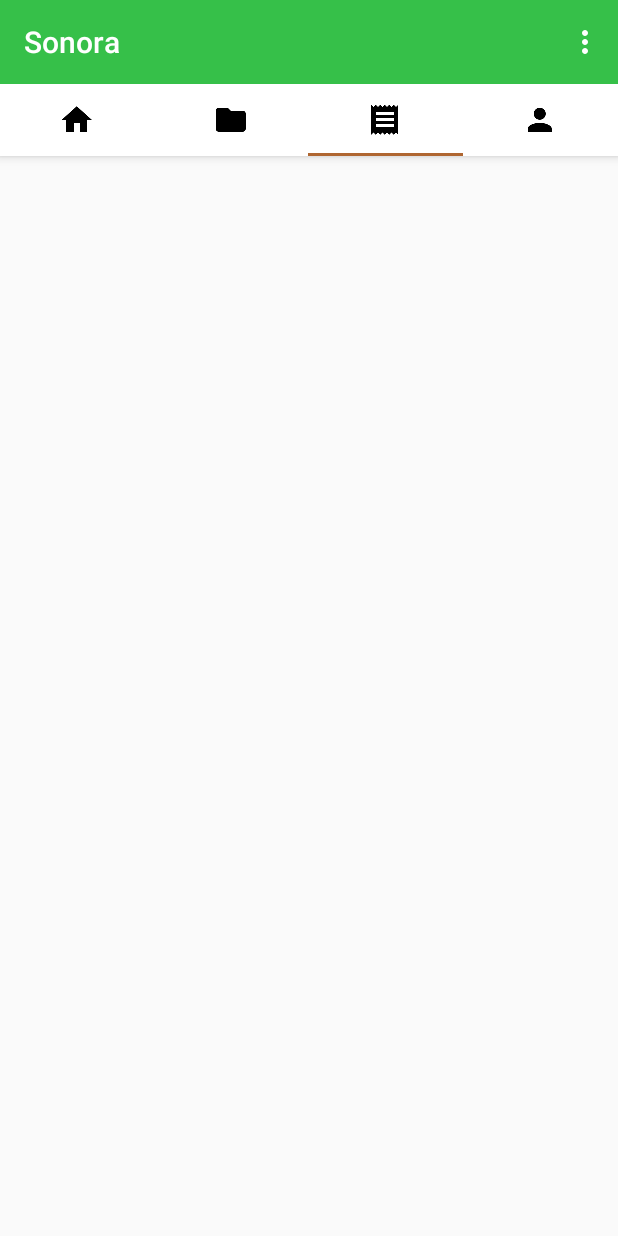
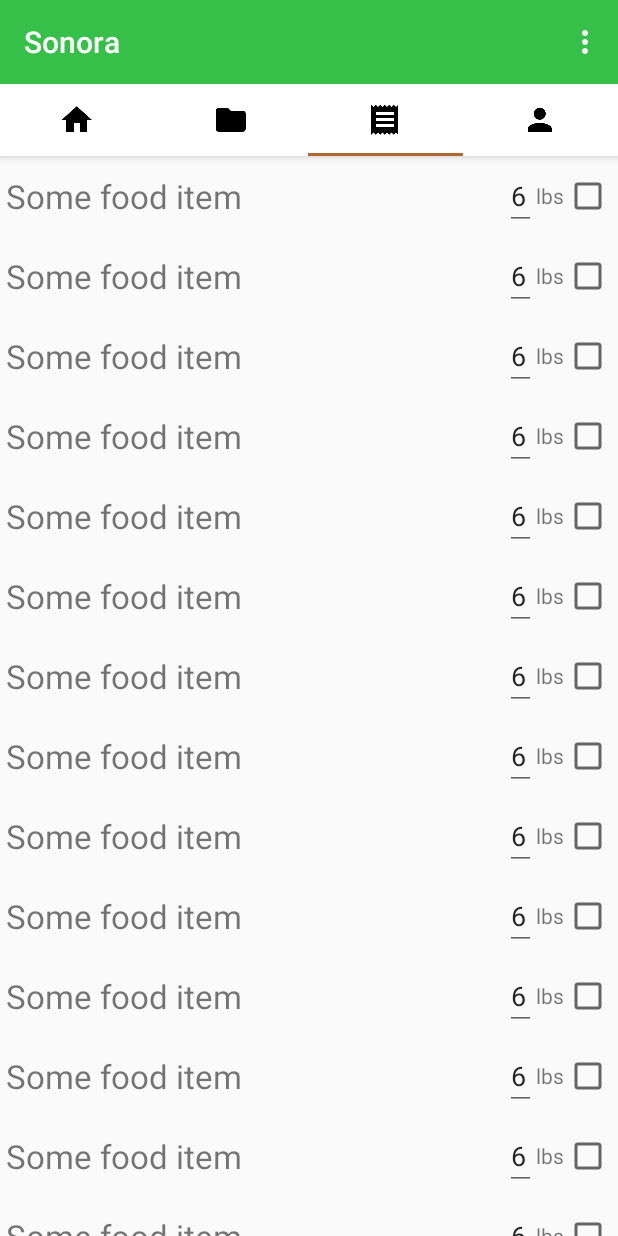
Before and after one commit to hmmelton/Minimyze, an Android app: the screen it shows after launch once a user with an empty profile is signed in (MainActivity), tab 3 chosen, on a phone screen of 412 x 824 dp. Run offline under Robolectric (Android 15) with nearby library versions, the phone set to English and light mode, and no system bars; our stand-ins replace ButterKnife, Firebase (no records; nobody signed in at launch, a user with empty details on screens opened directly); libraries missing offline, so code that uses them is left out: com.facebook, com.facebook.login; 2 statements that could not run were skipped.

Commit message:
finished UI of shopping list tab

```diff
--- a/app/src/main/java/com/sonora/android/MainActivity.java
+++ b/app/src/main/java/com/sonora/android/MainActivity.java
@@ -15,6 +15,7 @@ import android.view.MenuItem;
 import com.facebook.login.LoginManager;
 import com.google.firebase.auth.FirebaseAuth;
 import com.sonora.android.fragments.FeedFragment;
+import com.sonora.android.fragments.ShoppingListFragment;
 
 import java.util.ArrayList;
 import java.util.List;
@@ -75,10 +76,6 @@ public class MainActivity extends AppCompatActivity {
                 overridePendingTransition(0, 0);
                 finish();
         }
-        //noinspection SimplifiableIfStatement
-        if (id == R.id.action_settings) {
-            return true;
-        }
 
         return super.onOptionsItemSelected(item);
     }
@@ -93,7 +90,7 @@ public class MainActivity extends AppCompatActivity {
         // TODO: Replace with unique fragments
         adapter.addFragment(FeedFragment.newInstance()); // Home
         adapter.addFragment(FeedFragment.newInstance()); // User Menus
-        adapter.addFragment(FeedFragment.newInstance()); // User Shopping Lists
+        adapter.addFragment(ShoppingListFragment.newInstance()); // User Shopping Lists
         adapter.addFragment(FeedFragment.newInstance()); // Profile
         viewPager.setAdapter(adapter);
     }
@@ -102,7 +99,7 @@ public class MainActivity extends AppCompatActivity {
     class ViewPagerAdapter extends FragmentPagerAdapter {
         private final List<Fragment> mFragmentList = new ArrayList<>();
 
-        public ViewPagerAdapter(FragmentManager manager) {
+        ViewPagerAdapter(FragmentManager manager) {
             super(manager);
         }
 
@@ -116,7 +113,7 @@ public class MainActivity extends AppCompatActivity {
             return mFragmentList.size();
         }
 
-        public void addFragment(Fragment fragment) {
+        void addFragment(Fragment fragment) {
             mFragmentList.add(fragment);
         }
     }
--- /dev/null
+++ b/app/src/main/res/layout/cell_shopping_list.xml
@@ -0,0 +1,43 @@
+<?xml version="1.0" encoding="utf-8"?>
+<RelativeLayout xmlns:android="http://schemas.android.com/apk/res/android"
+                android:layout_width="match_parent"
+                android:layout_height="wrap_content"
+                android:padding="@dimen/quarter_standard_margin">
+
+    <CheckBox
+        android:id="@+id/cell_check"
+        android:layout_width="wrap_content"
+        android:layout_height="wrap_content"
+        android:layout_centerVertical="true"
+        android:layout_alignParentRight="true"/>
+
+    <TextView
+        android:id="@+id/cell_count_type"
+        android:layout_width="wrap_content"
+        android:layout_height="wrap_content"
+        android:layout_centerVertical="true"
+        android:layout_toLeftOf="@id/cell_check"
+        android:text="lbs"/>
+
+    <EditText
+        android:id="@+id/cell_et"
+        android:layout_width="wrap_content"
+        android:layout_height="wrap_content"
+        android:layout_centerVertical="true"
+        android:maxLength="4"
+        android:inputType="numberDecimal"
+        android:layout_toLeftOf="@id/cell_count_type"
+        android:text="6"/>
+
+    <TextView
+        android:id="@+id/cell_title"
+        android:layout_width="wrap_content"
+        android:layout_height="wrap_content"
+        android:layout_centerVertical="true"
+        android:labelFor="@id/cell_et"
+        android:layout_alignParentLeft="true"
+        android:layout_toLeftOf="@id/cell_et"
+        android:text="Some food item"
+        android:textSize="10pt"/>
+
+</RelativeLayout>
```
Also changed, not shown: app/src/main/java/com/sonora/android/adapters/ShoppingListAdapter.java (+52 -9 lines), app/src/main/java/com/sonora/android/fragments/ShoppingListFragment.java (+6 -1 lines).
